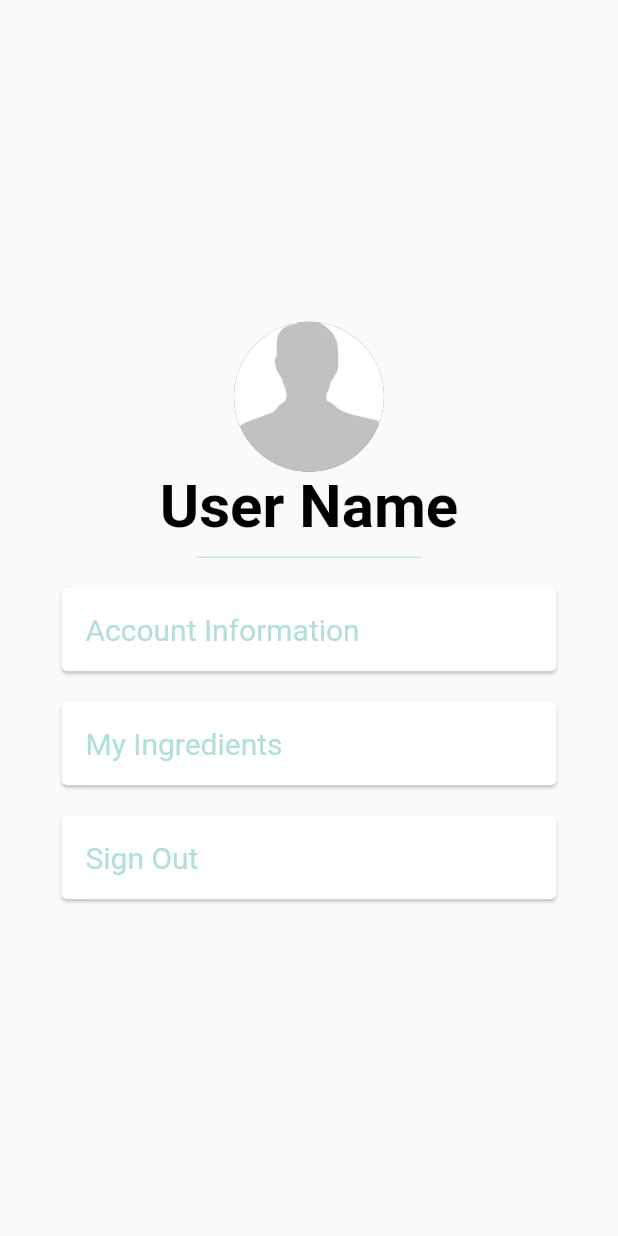
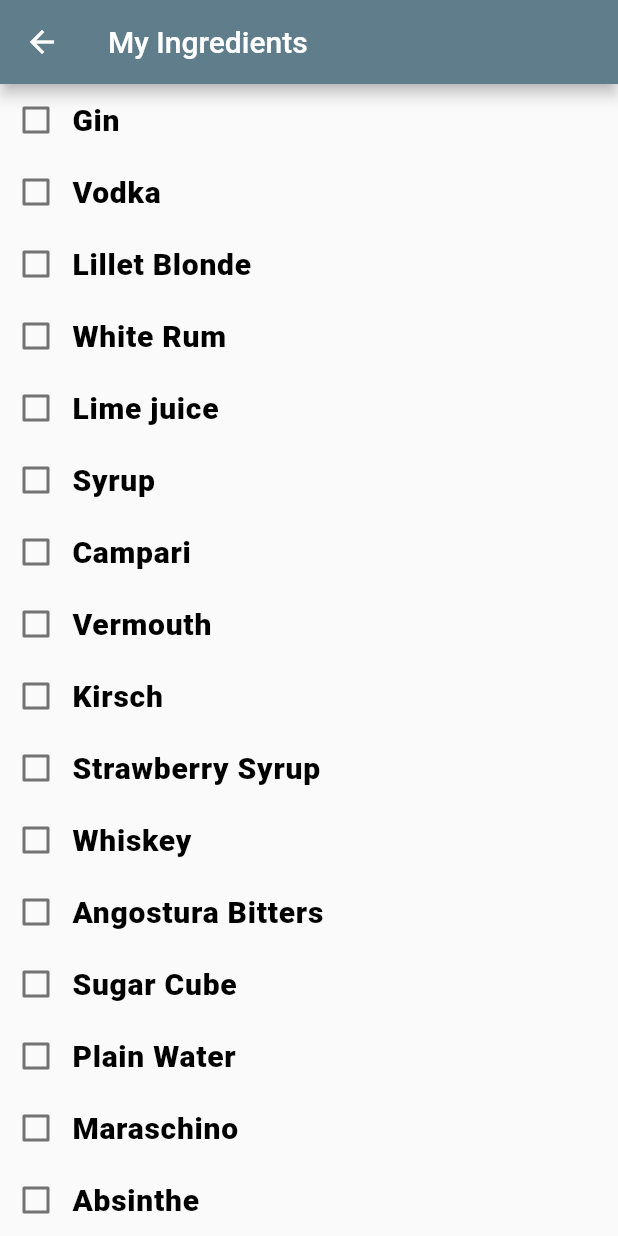
Before and after one commit to CodeFromStav/mixdrinks, a Flutter app: the ProfileWidget widget shown alone on an empty page, opened directly, after a tap on "My Ingredients", on a phone screen of 412 x 824 dp. Run offline on Flutter 3.47's test engine with Material 2 defaults, Android fonts, the phone set to English and light mode, and no system bars; our stand-ins replace animated_text_kit, cloud_firestore, firebase_auth, firebase_database, modal_progress_hud; missing offline and left inert: floating_search_bar; accounts and stored records are empty; Roboto replaces fonts that are missing (Pacifico, Source Sans Pro).

Commit message:
Added Ingredients page

```diff
--- a/lib/constants.dart
+++ b/lib/constants.dart
@@ -1,7 +1,7 @@
 import 'package:flutter/material.dart';
 
 const kSendButtonTextStyle = TextStyle(
-  color: Colors.lightBlueAccent,
+  color: Color.fromRGBO(0, 0, 50, 100),
   fontWeight: FontWeight.bold,
   fontSize: 18.0,
 );
--- a/lib/screens/home_screen.dart
+++ b/lib/screens/home_screen.dart
@@ -30,8 +30,8 @@ class _HomeState extends State<Home> {
         currentIndex: _currentIndex, // new
         items: [
           new BottomNavigationBarItem(
-            icon: Icon(Icons.home),
-            title: Text('Home'),
+            icon: Icon(Icons.search),
+            title: Text('Search'),
           ),
           new BottomNavigationBarItem(
             icon: Icon(Icons.local_bar),
--- a/lib/screens/profile_information.dart
+++ b/lib/screens/profile_information.dart
@@ -1,9 +1,7 @@
-import 'package:flutter/material.dart';
 import 'package:flutter/material.dart';
 import 'package:mixdrinks/constants.dart';
 import 'package:firebase_auth/firebase_auth.dart';
 import 'package:cloud_firestore/cloud_firestore.dart';
-import 'package:flutter/material.dart';
 import 'package:mixdrinks/components/user.dart';
 
 class ProfileInformation extends StatefulWidget {
--- a/lib/screens/profile_widget.dart
+++ b/lib/screens/profile_widget.dart
@@ -5,6 +5,7 @@ import 'package:mixdrinks/screens/profile_information.dart';
 import 'package:firebase_auth/firebase_auth.dart';
 import 'package:cloud_firestore/cloud_firestore.dart';
 import 'package:mixdrinks/screens/login_screen.dart';
+import 'package:mixdrinks/screens/user_ingredients.dart';
 
 final _firestore = Firestore.instance;
 FirebaseUser loggedInUser;
@@ -65,6 +66,8 @@ class ProfileWidget extends StatelessWidget {
           ),
           FlatButton(
             onPressed: () {
+              Navigator.push(context,
+                MaterialPageRoute(builder: (context) => UserIngredients()));
             }, //TODO: Add Ingredients List Page
             child: Card(
                 margin: EdgeInsets.symmetric(vertical: 10.0, horizontal: 25.0),
--- /dev/null
+++ b/lib/screens/user_ingredients.dart
@@ -0,0 +1,278 @@
+import 'package:flutter/cupertino.dart';
+import 'package:flutter/material.dart';
+import 'dart:core';
+
+class UserIngredients extends StatefulWidget {
+  UserIngredients({Key key, this.title}) : super(key: key);
+  final String title;
+
+  @override
+  _UserIngredientsState createState() => _UserIngredientsState();
+}
+
+class _UserIngredientsState extends State<UserIngredients> {
+  Set ingredients;
+  List<String> myIngredients = new List();
+  List<String> drinkIngredients = [
+    "Gin",
+    "Vodka",
+    "Lillet Blonde",
+    "White Rum",
+    "Lime juice",
+    "Syrup",
+    "Campari",
+    "Vermouth",
+    "Kirsch",
+    "Strawberry Syrup",
+    "Whiskey",
+    "Angostura Bitters",
+    "Sugar Cube",
+    "Plain Water",
+    "Maraschino",
+    "Absinthe",
+    "Orange Bitters",
+    "Mint Sprigs",
+    "White Sugar",
+    "Soda Water",
+    "Cognac",
+    "Ginger Ale",
+    "Dark Rum",
+    "Orange juice",
+    "Pineapple juice",
+    "Lemon juice",
+    "Cranberry juice",
+    "Grapefruit juice",
+    "Pisco",
+    "Egg",
+    "Tequila",
+    "Triple Sec",
+    "Cola",
+    "Apricot Brandy",
+    "Calvados",
+    "Champagne",
+    "Red Port",
+    "Coffee liqueur",
+    "Espresso",
+    "Galliano",
+    "Coconut milk",
+    "Cherry liqueur",
+    "Prosecco",
+    "Peach puree",
+    "Créme liqueur",
+    "Cream",
+    "Drambuie",
+    "Cream liqueur",
+    "DiSaronno",
+    "Aperol",
+    "Blackberry liqueur",
+    "Raspberry liqueur",
+    "Tomato juice",
+    "Worcestershire Sauce",
+    "Tabasco",
+    "Celery salt",
+    "Pepper",
+    "Peach schnapps",
+    "Grenadine",
+    "Peach Bitters",
+    "Mint leaves",
+    "Hot coffee",
+    "Brown sugar",
+    "Peychaud's Bitters"
+  ];
+
+  static bool ginVal = false;
+  static bool vodkaVal = false;
+  static bool lilletBlondeVal = false;
+  static bool whiteRumVal = false;
+  static bool limejuiceVal = false;
+  static bool syrupVal = false;
+  static bool campariVal = false;
+  static bool vermouthVal = false;
+  static bool kirschVal = false;
+  static bool strawberrySyrupVal = false;
+  static bool whiskeyVal = false;
+  static bool angosturaBittersVal = false;
+  static bool sugarCubeVal = false;
+  static bool plainWaterVal = false;
+  static bool maraschinoVal = false;
+  static bool absintheVal = false;
+  static bool orangeBittersVal = false;
+  static bool mintSprigsVal = false;
+  static bool whiteSugarVal = false;
+  static bool sodaWaterVal = false;
+  static bool cognacVal = false;
+  static bool gingerAleVal = false;
+  static bool darkRumVal = false;
+  static bool orangeJuiceVal = false;
+  static bool pineappleJuiceVal = false;
+  static bool lemonJuiceVal = false;
+  static bool cranberryJuiceVal = false;
+  static bool grapefruitJuiceVal = false;
+  static bool piscoVal = false;
+  static bool eggVal = false;
+  static bool tequilaVal = false;
+  static bool tripleSecVal = false;
+  static bool colaVal = false;
+  static bool apricotBrandyVal = false;
+  static bool calvadosVal = false;
+  static bool champagneVal = false;
+  static bool redPortVal = false;
+  static bool coffeeLiqueurVal = false;
+  static bool espresso = false;
+  static bool gallianoVal = false;
+  static bool coconutMilkVal = false;
+  static bool cherryLiqueurVal = false;
+  static bool proseccoVal = false;
+  static bool peachPureeVal = false;
+  static bool cremeLiqueurVal = false;
+  static bool creamVal = false;
+  static bool drambuieVal = false;
+  static bool creamLiqueurVal = false;
+  static bool diSaronnoVal = false;
+  static bool aperolVal = false;
+  static bool blackberryLiqueurVal = false;
+  static bool raspberryLiqueurVal = false;
+  static bool tomatoJuiceVal = false;
+  static bool worcestershireSauceVal = false;
+  static bool tabascoVal = false;
+  static bool celerySaltVal = false;
+  static bool pepperVal = false;
+  static bool peachSchnappsVal = false;
+  static bool grenadineVal = false;
+  static bool peachBittersVal = false;
+  static bool mintLeavesVal = false;
+  static bool hotCoffeeVal = false;
+  static bool brownSugarVal = false;
+  static bool peychaudBittersVal = false;
+
+  List<bool> values = [
+    ginVal,
+    vodkaVal,
+    lilletBlondeVal,
+    whiteRumVal,
+    limejuiceVal,
+    syrupVal,
+    campariVal,
+    vermouthVal,
+    kirschVal,
+    strawberrySyrupVal,
+    whiskeyVal,
+    angosturaBittersVal,
+    sugarCubeVal,
+    plainWaterVal,
+    maraschinoVal,
+    absintheVal,
+    orangeBittersVal,
+    mintSprigsVal,
+    whiteSugarVal,
+    sodaWaterVal,
+    cognacVal,
+    gingerAleVal,
+    darkRumVal,
+    orangeJuiceVal,
+    pineappleJuiceVal,
+    lemonJuiceVal,
+    cranberryJuiceVal,
+    grapefruitJuiceVal,
+    piscoVal,
+    eggVal,
+    tequilaVal,
+    tripleSecVal,
+    colaVal,
+    apricotBrandyVal,
+    calvadosVal,
+    champagneVal,
+    redPortVal,
+    coffeeLiqueurVal,
+    espresso,
+    gallianoVal,
+    coconutMilkVal,
+    cherryLiqueurVal,
+    proseccoVal,
+    peachPureeVal,
+    cremeLiqueurVal,
+    creamVal,
+    drambuieVal,
+    creamLiqueurVal,
+    diSaronnoVal,
+    aperolVal,
+    blackberryLiqueurVal,
+    raspberryLiqueurVal,
+    tomatoJuiceVal,
+    worcestershireSauceVal,
+    tabascoVal,
+    celerySaltVal,
+    pepperVal,
+    peachSchnappsVal,
+    grenadineVal,
+    peachBittersVal,
+    mintLeavesVal,
+    hotCoffeeVal,
+    brownSugarVal,
+    peychaudBittersVal
+  ];
+
+  Widget checkbox(String text, bool value) {
+    return Row(
+      crossAxisAlignment: CrossAxisAlignment.center,
+      children: <Widget>[
+        Checkbox(
+          value: value,
+          onChanged: (bool newVal) {
+            setState(() {
+              switch (text) {
+                case "Gin":
+                  ginVal = newVal;
+                  break;
+                case "Vodka":
+                  vodkaVal = newVal;
+                  break;
+                case "Lillet Blonde":
+                  lilletBlondeVal = newVal;
+                  break;
+                case "White Rum":
+                  whiteRumVal = newVal;
+                  break;
+                case "Lime juice":
+                  limejuiceVal = newVal;
+                  break;
+                case "Syrup":
+                  syrupVal = newVal;
+                  break;
+                case "Campari":
+                  campariVal = newVal;
+                  break;
+              }
+            });
+          },
+        ),
+        Text(
+          text,
+          textAlign: TextAlign.center,
+          style: TextStyle(
+            color: Colors.black,
+            fontWeight: FontWeight.w800,
+            fontFamily: 'Roboto',
+            letterSpacing: 0.5,
+            fontSize: 20,
+          ),
+        ),
+      ],
+    );
+  }
+
+  @override
+  Widget build(BuildContext context) {
+    return Scaffold(
+      appBar: AppBar(
+        title: Text("My Ingredients"),
+      ),
+      body: ListView.builder(
+        itemCount: drinkIngredients.length,
+        itemBuilder: (context, index) {
+          return checkbox(drinkIngredients[index], values[index]);
+        },
+      ),
+    );
+  }
+}
```
